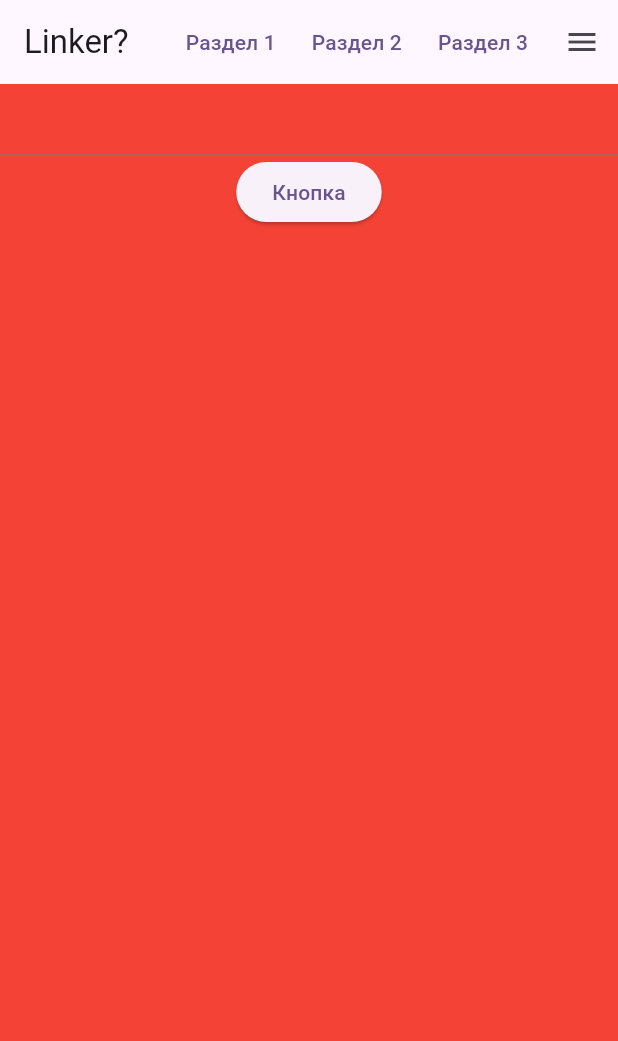
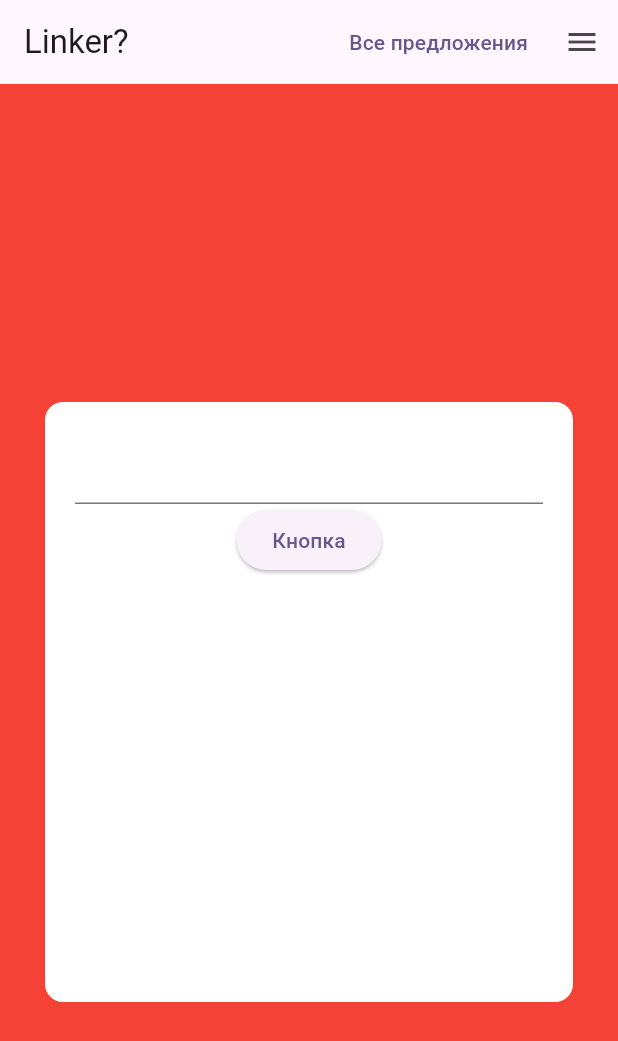
Before and after one commit to SteveChepaykin/linker, a Flutter app: the screen it shows after launch, on a phone screen of 412 x 824 dp. Shown: the top 1041 px of the screen. Run offline on Flutter 3.47's test engine with Material 3 defaults, Android fonts, the light colour scheme and no system bars; our stand-ins replace get, go_router.

Commit message:
another block and started service list screen

```diff
--- a/lib/controllers/routers/routers.dart
+++ b/lib/controllers/routers/routers.dart
@@ -1,7 +1,9 @@
 import 'package:referal_market/screens/home_screen.dart';
 import 'package:referal_market/screens/orders_list_screen.dart';
+import 'package:referal_market/screens/serviceexample_list_screen.dart';
 
 class Routes {
   static const home = "/${HomeScreen.path}";
   static const orderslist = "/${OrdersListScreen.path}";
+  static const serviceexamplelist = "/${ServiceExampleListScreen.path}";
 }
--- a/lib/main.dart
+++ b/lib/main.dart
@@ -1,10 +1,16 @@
 import 'package:flutter/material.dart';
+import 'package:get/get.dart';
 import 'package:go_router/go_router.dart';
+import 'package:referal_market/controllers/getx/get.dart';
 import 'package:referal_market/controllers/routers/routers.dart';
 import 'package:referal_market/screens/home_screen.dart';
 import 'package:referal_market/screens/orders_list_screen.dart';
+import 'package:referal_market/screens/serviceexample_list_screen.dart';
 
 void main() {
+  WidgetsFlutterBinding.ensureInitialized();
+  AppGetController appget = AppGetController();
+  Get.put<AppGetController>(appget);
   runApp(const MyApp());
 }
 
@@ -20,6 +26,12 @@ final GoRouter _router = GoRouter(
       path: Routes.orderslist,
       builder: (BuildContext context, GoRouterState state) {
         return const OrdersListScreen();
+      },
+    ),
+    GoRoute(
+      path: Routes.serviceexamplelist,
+      builder: (BuildContext context, GoRouterState state) {
+        return const ServiceExampleListScreen();
       },
     ),
   ],
--- a/lib/screens/home_screen.dart
+++ b/lib/screens/home_screen.dart
@@ -1,4 +1,6 @@
 import 'package:flutter/material.dart';
+import 'package:go_router/go_router.dart';
+import 'package:referal_market/screens/serviceexample_list_screen.dart';
 
 class HomeScreen extends StatefulWidget {
   static const path = "home";
@@ -19,16 +21,16 @@ class _HomeScreenState extends State<HomeScreen> {
         actions: [
           TextButton(
             onPressed: () {},
-            child: Text("Раздел 1"),
+            child: Text("Все предложения"),
           ),
-          TextButton(
-            onPressed: () {},
-            child: Text("Раздел 2"),
-          ),
-          TextButton(
-            onPressed: () {},
-            child: Text("Раздел 3"),
-          ),
+          // TextButton(
+          //   onPressed: () {},
+          //   child: Text("Раздел 2"),
+          // ),
+          // TextButton(
+          //   onPressed: () {},
+          //   child: Text("Раздел 3"),
+          // ),
           PopupMenuButton(
             icon: Icon(Icons.menu),
             itemBuilder: (context) => [
@@ -45,7 +47,7 @@ class _HomeScreenState extends State<HomeScreen> {
                 value: 3,
               ),
             ],
-            onSelected: (v) {},
+            onSelected: processClick
           ),
         ],
       ),
@@ -55,11 +57,24 @@ class _HomeScreenState extends State<HomeScreen> {
             delegate: SliverChildListDelegate(
               [
                 Container(
+                  padding: EdgeInsets.all(30),
                   height: MediaQuery.of(context).size.height,
                   decoration: BoxDecoration(
                     color: Colors.red,
                   ),
                   child: Center(
+                    child: Container(
+                      decoration: BoxDecoration(
+                        color: Colors.white,
+                        borderRadius: BorderRadius.circular(12),
+                      ),
+                      constraints: BoxConstraints(
+                        maxWidth: 500,
+                        maxHeight: 400,
+                        minHeight: 80,
+                        minWidth: 100,
+                      ),
+                      padding: EdgeInsets.all(20),
                       child: Column(
                         children: [
                           TextField(),
@@ -68,6 +83,7 @@ class _HomeScreenState extends State<HomeScreen> {
                             child: Text("Кнопка"),
                           ),
                         ],
+                      ),
                     ),
                   ),
                 ),
@@ -101,12 +117,33 @@ class _HomeScreenState extends State<HomeScreen> {
                   ),
                   child: Center(
                     child: Column(
+                      mainAxisAlignment: MainAxisAlignment.center,
+                      crossAxisAlignment: CrossAxisAlignment.center,
                       children: [
-                        TextField(),
-                        ElevatedButton(
-                          onPressed: () {},
-                          child: Text("Кнопка"),
+                        ...pointBlock(1),
+                        ...pointBlock(2),
+                        ...pointBlock(3, isLast: true),
+                      ],
                     ),
+                  ),
+                ),
+                Container(
+                  padding: EdgeInsets.all(30),
+                  height: MediaQuery.of(context).size.height,
+                  decoration: BoxDecoration(
+                    color: Colors.red,
+                  ),
+                  child: Center(
+                    child: Column(
+                      mainAxisAlignment: MainAxisAlignment.center,
+                      children: [
+                        Text(
+                          "ЗАВЛЕКАЮЩИЙ ТЕКСТ?",
+                          style: TextStyle(
+                            fontSize: 30,
+                          ),
+                        ),
+                        ElevatedButton(onPressed: () {}, child: Text("Зарегистрироваться"))
                       ],
                     ),
                   ),
@@ -118,4 +155,28 @@ class _HomeScreenState extends State<HomeScreen> {
       ),
     );
   }
+
+  void processClick(int res) {
+    if(res == 1) {
+      context.go(ServiceExampleListScreen.path);
     }
+  }
+
+  List<Widget> pointBlock(int number, {bool isLast = false}) => [
+        CircleAvatar(
+          maxRadius: 20,
+          backgroundColor: Colors.yellow,
+          child: Text(number.toString()),
+        ),
+        Text("TEXT $number"),
+        if (!isLast)
+          Padding(
+            padding: const EdgeInsets.symmetric(vertical: 8),
+            child: Container(
+              width: 5,
+              height: 30,
+              color: Colors.yellow,
+            ),
+          ),
+      ];
+}
--- a/pubspec.yaml
+++ b/pubspec.yaml
@@ -36,6 +36,7 @@ dependencies:
   # Use with the CupertinoIcons class for iOS style icons.
   cupertino_icons: ^1.0.6
   go_router: ^14.2.0
+  get: ^4.6.6
 
 dev_dependencies:
   flutter_test:
```
Also changed, not shown: lib/controllers/getx/get.dart (added, +17 -0 lines), lib/models/order_model.dart (+23 -0 lines), lib/models/user_model.dart (+12 -0 lines), lib/screens/orders_list_screen.dart (+30 -1 lines), lib/screens/serviceexample_list_screen.dart (added, +24 -0 lines), pubspec.lock. Lines whose indentation alone changed are shown as unchanged.
